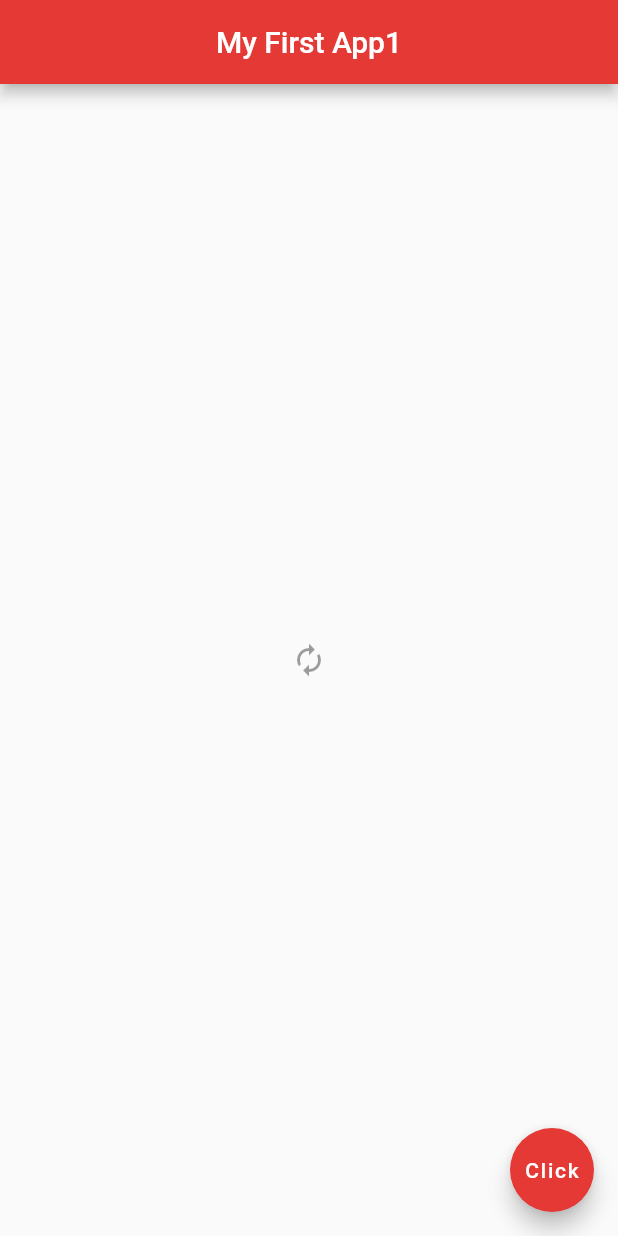
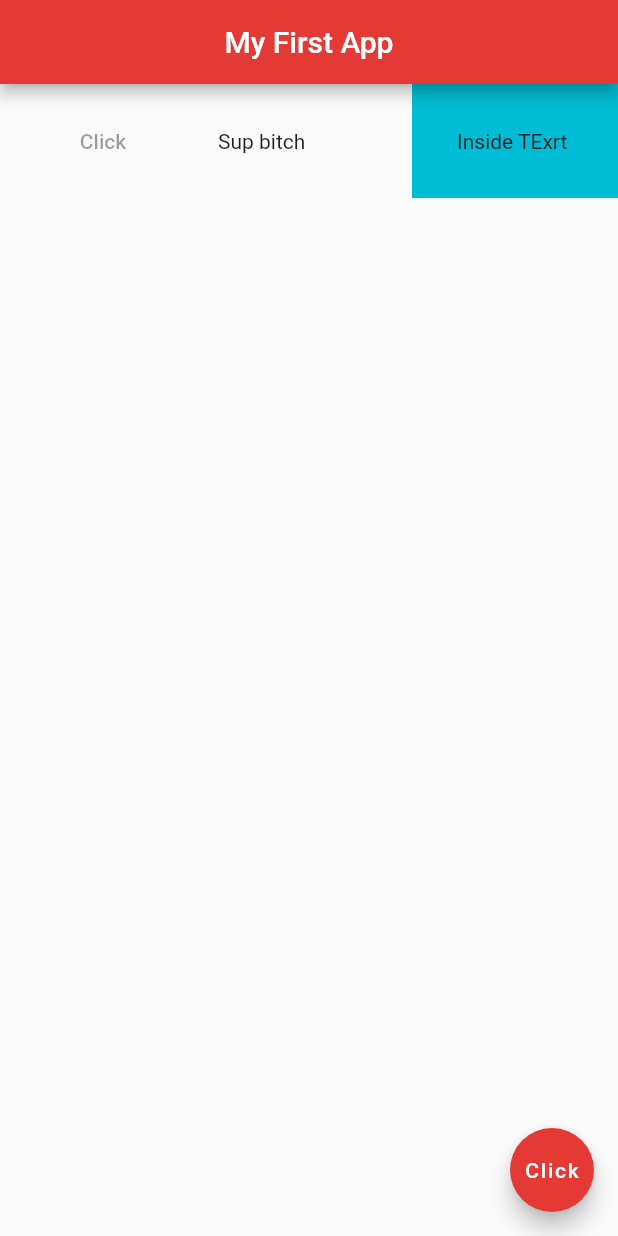
Before and after one commit to TDKRage/flutter_tutorial, a Flutter app: the screen it shows after launch, on a phone screen of 412 x 824 dp. Run offline on Flutter 3.47's test engine with Material 2 defaults, Android fonts, the phone set to English and light mode, and no system bars.

```diff
--- a/lib/main.dart
+++ b/lib/main.dart
@@ -12,13 +12,30 @@ class Home extends StatelessWidget {
     return Scaffold(
       appBar: AppBar(
         title: Text(
-          'My First App1'
+          'My First App'
         ),
         centerTitle: true,
         backgroundColor: Colors.red[600] ,
     ),
-    body: Center(
-      child: IconButton(icon: Icon(Icons.autorenew), onPressed: null)
+    body: Row(
+      mainAxisAlignment: MainAxisAlignment.center,
+      crossAxisAlignment: CrossAxisAlignment.center,
+      children: <Widget>[
+        Expanded(child: FlatButton(onPressed: null, child: Text('Click'))),
+        Expanded(
+            child: Padding(
+            padding: const EdgeInsets.all(8.0),
+            child: Text('Sup bitch'),
+          ),
+        ),
+        Expanded(
+            child: Container(
+            color:Colors.cyan,
+            padding: EdgeInsets.all(30) ,
+            child: Text('Inside TExrt'),
+          ),
+        )
+      ],
     ),
     floatingActionButton: FloatingActionButton(
         child: Text('Click'),
```
